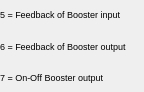
Qt form LocoIO/boosterpanel.ui (allenck/DecoderPro_app) before a commit.
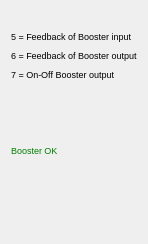
The same form after that commit.

The edit to the form file:
```diff
--- a/LocoIO/boosterpanel.ui
+++ b/LocoIO/boosterpanel.ui
@@ -6,8 +6,8 @@
    <rect>
     <x>0</x>
     <y>0</y>
-    <width>144</width>
-    <height>92</height>
+    <width>147</width>
+    <height>244</height>
    </rect>
   </property>
   <property name="font">
@@ -19,12 +19,18 @@
    <string>Form</string>
   </property>
   <layout class="QVBoxLayout" name="verticalLayout">
-   <property name="spacing">
-    <number>2</number>
-   </property>
-   <property name="margin">
-    <number>0</number>
-   </property>
+   <item>
+    <widget class="QLabel" name="label_10">
+     <property name="font">
+      <font>
+       <pointsize>7</pointsize>
+      </font>
+     </property>
+     <property name="text">
+      <string/>
+     </property>
+    </widget>
+   </item>
    <item>
     <widget class="QLabel" name="label">
      <property name="text">
@@ -46,6 +52,105 @@
      </property>
     </widget>
    </item>
+   <item>
+    <widget class="QLabel" name="label_11">
+     <property name="font">
+      <font>
+       <pointsize>7</pointsize>
+      </font>
+     </property>
+     <property name="text">
+      <string/>
+     </property>
+    </widget>
+   </item>
+   <item>
+    <widget class="QLabel" name="label_4">
+     <property name="font">
+      <font>
+       <pointsize>7</pointsize>
+      </font>
+     </property>
+     <property name="text">
+      <string/>
+     </property>
+    </widget>
+   </item>
+   <item>
+    <widget class="QLabel" name="label_5">
+     <property name="font">
+      <font>
+       <pointsize>7</pointsize>
+      </font>
+     </property>
+     <property name="text">
+      <string/>
+     </property>
+    </widget>
+   </item>
+   <item>
+    <widget class="QLabel" name="lblBoosterStatus">
+     <property name="font">
+      <font>
+       <pointsize>7</pointsize>
+      </font>
+     </property>
+     <property name="styleSheet">
+      <string notr="true">QLabel { color:green}</string>
+     </property>
+     <property name="text">
+      <string>Booster OK</string>
+     </property>
+    </widget>
+   </item>
+   <item>
+    <widget class="QLabel" name="label_6">
+     <property name="font">
+      <font>
+       <pointsize>7</pointsize>
+      </font>
+     </property>
+     <property name="text">
+      <string/>
+     </property>
+    </widget>
+   </item>
+   <item>
+    <widget class="QLabel" name="label_7">
+     <property name="font">
+      <font>
+       <pointsize>7</pointsize>
+      </font>
+     </property>
+     <property name="text">
+      <string/>
+     </property>
+    </widget>
+   </item>
+   <item>
+    <widget class="QLabel" name="label_9">
+     <property name="font">
+      <font>
+       <pointsize>7</pointsize>
+      </font>
+     </property>
+     <property name="text">
+      <string/>
+     </property>
+    </widget>
+   </item>
+   <item>
+    <widget class="QLabel" name="label_8">
+     <property name="font">
+      <font>
+       <pointsize>7</pointsize>
+      </font>
+     </property>
+     <property name="text">
+      <string/>
+     </property>
+    </widget>
+   </item>
   </layout>
  </widget>
  <resources/>
```
